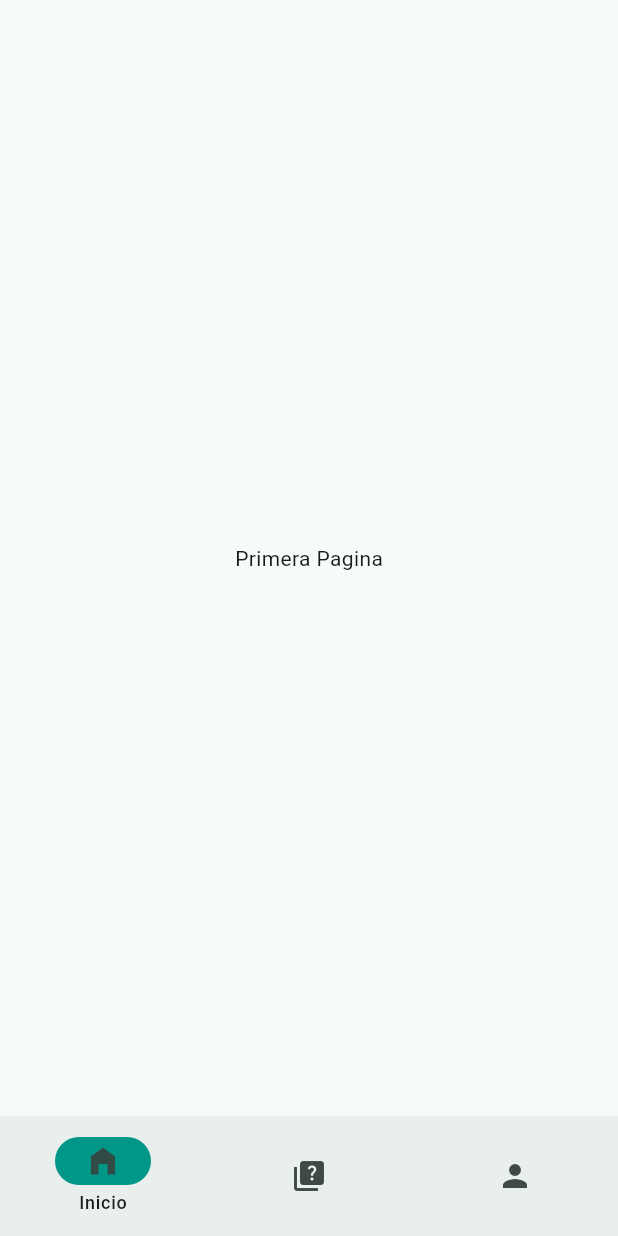
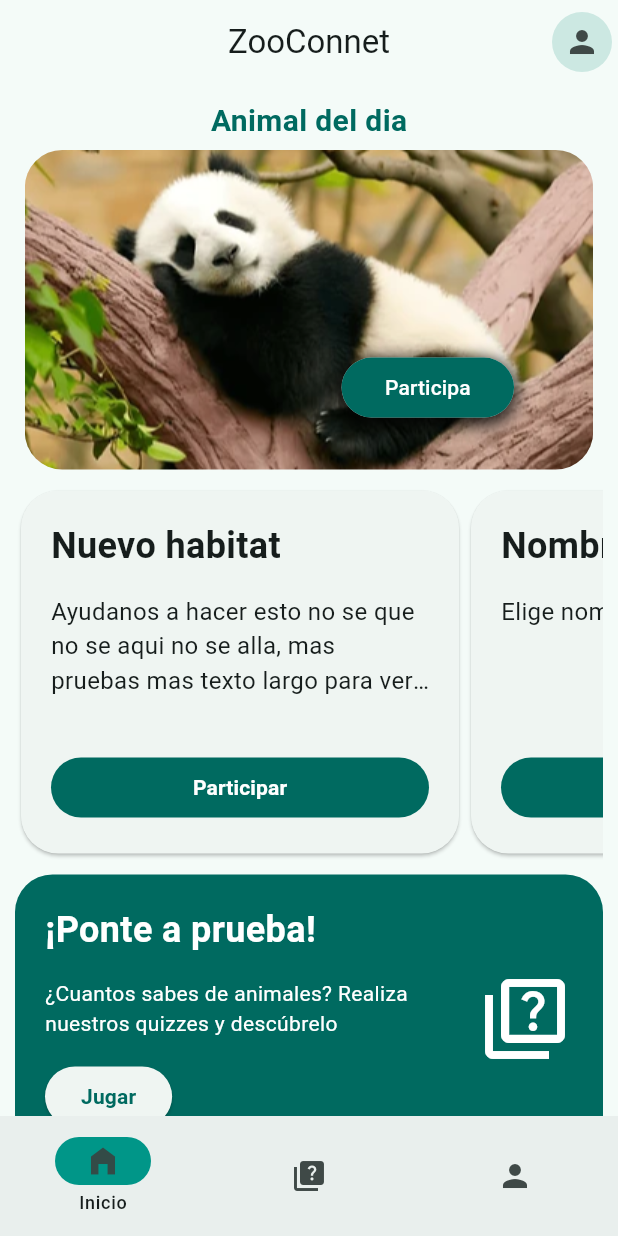
Before and after one commit to JesusRodrigoV/zoo_connect_app, a Flutter app: the screen it shows after launch, on a phone screen of 412 x 824 dp. Run offline on Flutter 3.47's test engine with Material 3 defaults, Android fonts, the light colour scheme and no system bars; our stand-ins replace audioplayers, flutter_riverpod, freezed_annotation, html_unescape, loading_animation_widget.

Commit message:
Creado componentes basicos de pagina de inicio, cards de quiz y encuestas

```diff
--- a/lib/main.dart
+++ b/lib/main.dart
@@ -1,4 +1,4 @@
-import 'package:zoo_connect_app/screens/home/home.dart';
+import 'package:zoo_connect_app/screens/home.dart';
 import 'package:flutter_riverpod/flutter_riverpod.dart';
 import 'package:flutter/material.dart';
 
--- a/lib/screens/home/home.dart
+++ b/lib/screens/home.dart
@@ -1,4 +1,5 @@
 import 'package:flutter/material.dart';
+import 'package:zoo_connect_app/screens/home/home_page.dart';
 import 'package:zoo_connect_app/screens/quiz/quiz_bienvenida.dart';
 
 class Home extends StatefulWidget {
@@ -12,7 +13,7 @@ class _HomeState extends State<Home> {
   int currentPageIndex = 0;
 
   Widget homePage() {
-    return Center(child: Text("Primera Pagina"));
+    return HomePage();
   }
 
   Widget quizPage() {
--- /dev/null
+++ b/lib/screens/home/home_page.dart
@@ -0,0 +1,51 @@
+import 'package:flutter/material.dart';
+import 'package:zoo_connect_app/widgets/home/animal_dia.dart';
+import 'package:zoo_connect_app/widgets/home/encuesta_card.dart';
+import 'package:zoo_connect_app/widgets/home/quiz_card.dart';
+
+class HomePage extends StatelessWidget {
+  const HomePage({super.key});
+
+  @override
+  Widget build(BuildContext context) {
+    return Scaffold(
+      appBar: AppBar(
+        title: Text("ZooConnet"),
+        centerTitle: true,
+        actions: [
+          IconButton.filledTonal(onPressed: () {}, icon: Icon(Icons.person)),
+        ],
+      ),
+      body: SingleChildScrollView(
+        child: Container(
+          padding: EdgeInsets.all(10),
+          child: Column(
+            children: [
+              AnimalDia(),
+              const SizedBox(height: 10),
+              SizedBox(
+                height: 250,
+                child: ListView(
+                  scrollDirection: Axis.horizontal,
+                  children: [
+                    EncuestaCard(
+                      titulo: "Nuevo habitat",
+                      contenido:
+                          "Ayudanos a hacer esto no se que no se aqui no se alla, mas pruebas mas texto largo para ver si soporta",
+                    ),
+                    EncuestaCard(
+                      titulo: "Nombre para algo",
+                      contenido: "Elige nombre para el nuevo lion ",
+                    ),
+                  ],
+                ),
+              ),
+              SizedBox(height: 10),
+              QuizCard(),
+            ],
+          ),
+        ),
+      ),
+    );
+  }
+}
--- /dev/null
+++ b/lib/widgets/home/animal_dia.dart
@@ -0,0 +1,57 @@
+import 'package:flutter/material.dart';
+
+class AnimalDia extends StatefulWidget {
+  const AnimalDia({super.key});
+
+  @override
+  State<AnimalDia> createState() => _AnimalDiaState();
+}
+
+class _AnimalDiaState extends State<AnimalDia> {
+  @override
+  Widget build(BuildContext context) {
+    final theme = Theme.of(context);
+    final colors = theme.colorScheme;
+
+    return Column(
+      children: [
+        Text(
+          "Animal del dia",
+          style: TextStyle(
+            fontSize: 20,
+            fontWeight: FontWeight.bold,
+            color: colors.primary,
+          ),
+        ),
+        SizedBox(height: 5),
+        Stack(
+          alignment: const Alignment(0.6, 0.6),
+          children: [
+            ClipRRect(
+              borderRadius: BorderRadiusGeometry.circular(25),
+              child: Image(image: AssetImage('assets/images/imagen_dia.png')),
+            ),
+            Container(
+              width: 115,
+              height: 40,
+              decoration: BoxDecoration(
+                color: colors.onPrimary.withAlpha(200),
+                borderRadius: BorderRadius.circular(25),
+                boxShadow: [
+                  BoxShadow(
+                    color: Colors.black.withAlpha(200),
+                    spreadRadius: 3,
+                    blurRadius: 8,
+                    offset: const Offset(0, 3),
+                  ),
+                ],
+              ),
+
+              child: FilledButton(onPressed: () {}, child: Text("Participa")),
+            ),
+          ],
+        ),
+      ],
+    );
+  }
+}
--- /dev/null
+++ b/lib/widgets/home/encuesta_card.dart
@@ -0,0 +1,83 @@
+import 'package:flutter/material.dart';
+
+class EncuestaCard extends StatefulWidget {
+  final String titulo;
+  final String contenido;
+
+  const EncuestaCard({
+    super.key,
+    required this.titulo,
+    required this.contenido,
+  });
+
+  @override
+  State<EncuestaCard> createState() => _EncuestaCardState();
+}
+
+class _EncuestaCardState extends State<EncuestaCard> {
+  @override
+  Widget build(BuildContext context) {
+    return GestureDetector(
+      onTap: () => showDialog(
+        context: context,
+        builder: (BuildContext context) {
+          return AlertDialog(
+            title: Text(widget.titulo),
+            content: SingleChildScrollView(
+              child: Text(widget.contenido, style: TextStyle(fontSize: 16)),
+            ),
+            actions: <Widget>[
+              TextButton(
+                child: Text('Cerrar'),
+                onPressed: () {
+                  Navigator.of(context).pop();
+                },
+              ),
+            ],
+          );
+        },
+      ),
+      child: SizedBox(
+        width: 300,
+        child: Card(
+          shape: RoundedRectangleBorder(
+            borderRadius: BorderRadius.circular(25),
+          ),
+          child: Padding(
+            padding: const EdgeInsets.all(20.0),
+            child: Column(
+              crossAxisAlignment: CrossAxisAlignment.start,
+              children: [
+                Text(
+                  widget.titulo,
+                  style: TextStyle(fontSize: 24, fontWeight: FontWeight.bold),
+                ),
+                SizedBox(height: 15),
+                Expanded(
+                  child: Text(
+                    widget.contenido,
+                    style: TextStyle(fontSize: 16),
+                    maxLines: 3,
+                    overflow: TextOverflow.ellipsis,
+                    textAlign: TextAlign.left,
+                  ),
+                ),
+                SizedBox(height: 15),
+                SizedBox(
+                  width: double.infinity,
+                  child: FilledButton(
+                    onPressed: () {},
+                    child: Text(
+                      "Participar",
+                      style: TextStyle(fontWeight: FontWeight.bold),
+                    ),
+                  ),
+                ),
+              ],
+            ),
+          ),
+        ),
+      ),
+    );
+  }
+}
--- /dev/null
+++ b/lib/widgets/home/quiz_card.dart
@@ -0,0 +1,65 @@
+import 'package:flutter/material.dart';
+
+class QuizCard extends StatelessWidget {
+  const QuizCard({super.key});
+
+  @override
+  Widget build(BuildContext context) {
+    final theme = Theme.of(context);
+    final colors = theme.colorScheme;
+    return Container(
+      width: double.infinity,
+      decoration: BoxDecoration(
+        borderRadius: BorderRadius.circular(25),
+        color: colors.primary,
+      ),
+      child: Padding(
+        padding: const EdgeInsets.all(20),
+        child: Column(
+          children: [
+            Row(
+              crossAxisAlignment: CrossAxisAlignment.center,
+              children: [
+                Expanded(
+                  flex: 3,
+                  child: Column(
+                    crossAxisAlignment: CrossAxisAlignment.start,
+                    children: [
+                      Text(
+                        "¡Ponte a prueba!",
+                        style: TextStyle(
+                          color: Colors.white,
+                          fontSize: 24,
+                          fontWeight: FontWeight.bold,
+                        ),
+                        textAlign: TextAlign.start,
+                      ),
+                      SizedBox(height: 15),
+                      Text(
+                        "¿Cuantos sabes de animales? Realiza nuestros quizzes y descúbrelo",
+                        style: TextStyle(color: Colors.white),
+                        maxLines: 3,
+                        overflow: TextOverflow.ellipsis,
+                        textAlign: TextAlign.left,
+                      ),
+                      SizedBox(height: 15),
+                      ElevatedButton(
+                        onPressed: () {},
+                        child: Text(
+                          "Jugar",
+                          style: TextStyle(fontWeight: FontWeight.bold),
+                        ),
+                      ),
+                    ],
+                  ),
+                ),
+                SizedBox(width: 15),
+                Icon(Icons.quiz_outlined, color: Colors.white, size: 64),
+              ],
+            ),
+          ],
+        ),
+      ),
+    );
+  }
+}
```
Also changed, not shown: lib/widgets/shared/carousel.dart (added, +95 -0 lines), lib/widgets/shared/carousel_card.dart (added, +83 -0 lines), lib/widgets/shared/modelocr.dart (added, +66 -0 lines), assets/images/imagen_dia.png (added).
